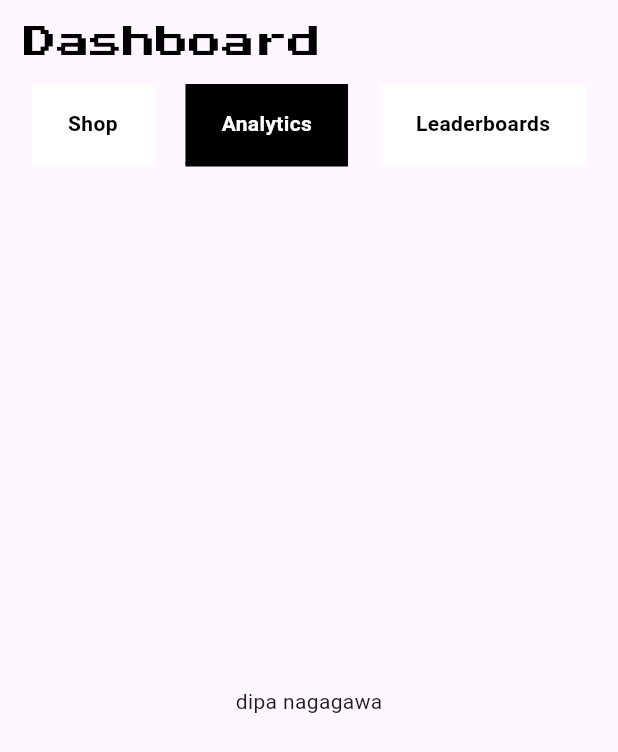
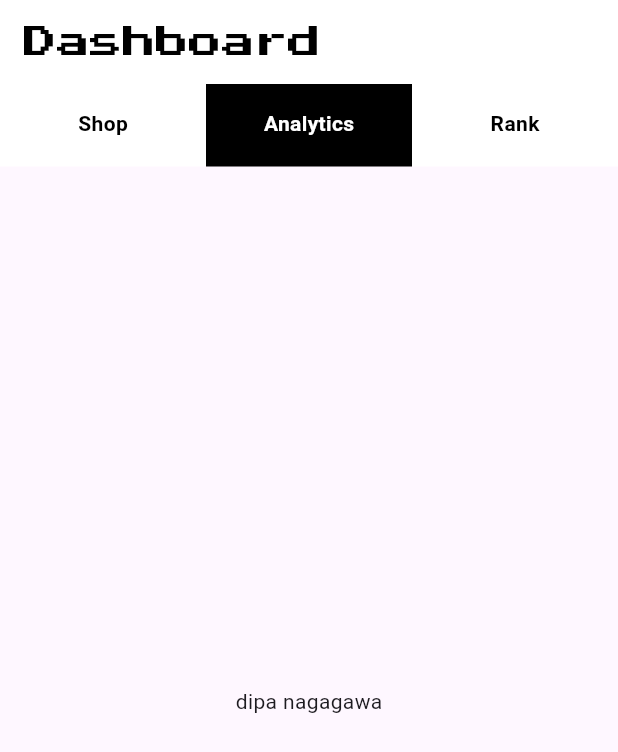
Before and after one commit to Vuelta7/AI-Quiz-App, a Flutter app: the Dashboard screen opened directly with empty values, on a phone screen of 412 x 824 dp. Shown: the top 752 px of the screen. Run offline on Flutter 3.47's test engine with Material 3 defaults, Android fonts, the phone set to English and light mode, and no system bars; our stand-ins replace audioplayers, cloud_firestore, firebase_auth, firebase_core, flutter_local_notifications, shared_preferences; missing offline and left inert: flex_color_picker; accounts and stored records are empty.

Commit message:
fix the anoying changing color or appbar

```diff
--- a/lib/B home page/dashboard page/dashboard.dart
+++ b/lib/B home page/dashboard page/dashboard.dart
@@ -1,6 +1,7 @@
 import 'package:cloud_firestore/cloud_firestore.dart';
 import 'package:flutter/material.dart';
 import 'package:intl/intl.dart';
+import 'package:learn_n/B%20home%20page/home_page_utils.dart';
 
 class Dashboard extends StatefulWidget {
   final String userId;
@@ -26,24 +27,17 @@ class _DashboardState extends State<Dashboard> {
     }
 
     return Scaffold(
-      appBar: AppBar(
-        title: const Text(
-          'Dashboard',
-          style: TextStyle(
-            color: Colors.black,
-            fontFamily: 'PressStart2P',
-          ),
-        ),
-        automaticallyImplyLeading: false,
+      appBar: const CustomAppBar(
+        title: 'Dashboard',
       ),
       body: Column(
         children: [
           Row(
             mainAxisAlignment: MainAxisAlignment.spaceEvenly,
             children: [
-              _buildOptionButton('Shop', 1),
-              _buildOptionButton('Analytics', 0),
-              _buildOptionButton('Leaderboards', 2),
+              Expanded(child: _buildOptionButton('Shop', 1)),
+              Expanded(child: _buildOptionButton('Analytics', 0)),
+              Expanded(child: _buildOptionButton('Rank', 2)),
             ],
           ),
           Expanded(child: body),
@@ -71,11 +65,13 @@ class _DashboardState extends State<Dashboard> {
             ),
           ),
         ),
-        child: Text(
-          title,
-          style: TextStyle(
-            color: _selectedOption == index ? Colors.white : Colors.black,
-            fontWeight: FontWeight.bold,
+        child: Center(
+          child: Text(
+            title,
+            style: TextStyle(
+              color: _selectedOption == index ? Colors.white : Colors.black,
+              fontWeight: FontWeight.bold,
+            ),
           ),
         ),
       ),
--- a/lib/B home page/home_page_utils.dart
+++ b/lib/B home page/home_page_utils.dart
@@ -124,3 +124,37 @@ Widget buildFolderForm({
     ],
   );
 }
+
+class CustomAppBar extends StatelessWidget implements PreferredSizeWidget {
+  final String title;
+  final bool automaticallyImplyLeading;
+  final Widget? leading;
+
+  const CustomAppBar({
+    Key? key,
+    required this.title,
+    this.automaticallyImplyLeading = true,
+    this.leading,
+  }) : super(key: key);
+
+  @override
+  Widget build(BuildContext context) {
+    return AppBar(
+      title: Text(
+        title,
+        style: const TextStyle(
+          color: Colors.black,
+          fontFamily: 'PressStart2P',
+        ),
+      ),
+      automaticallyImplyLeading: automaticallyImplyLeading,
+      backgroundColor: Colors.white,
+      elevation: 0,
+      scrolledUnderElevation: 0,
+      leading: leading,
+    );
+  }
+
+  @override
+  Size get preferredSize => const Size.fromHeight(kToolbarHeight);
+}
```
Also changed, not shown: lib/B home page/folder page/add_folder_screen.dart (+2 -8 lines), lib/B home page/folder page/edit_folder_screen.dart (+2 -8 lines), lib/B home page/folder page/folder_screen.dart (+9 -17 lines).
